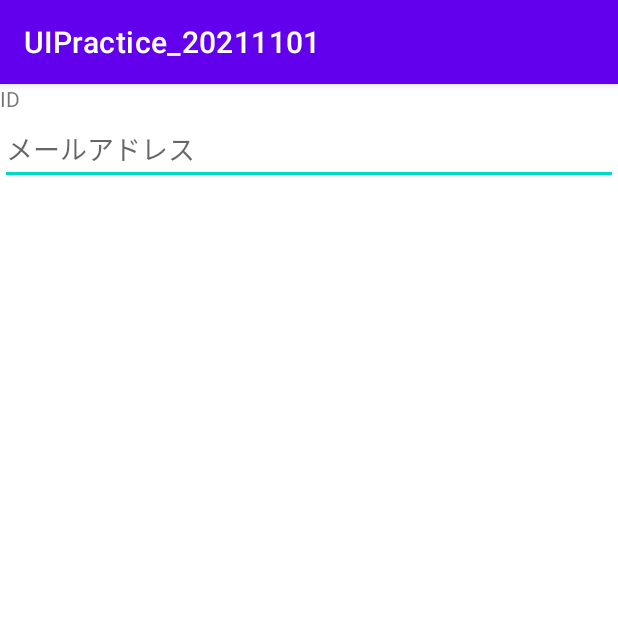
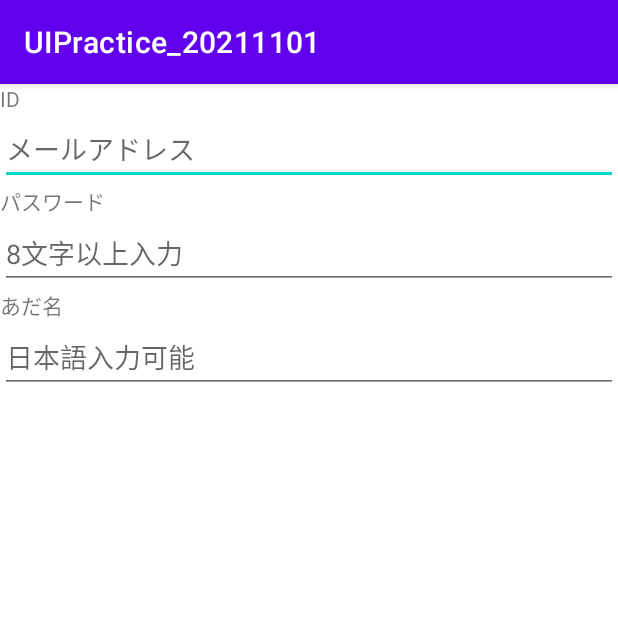
Before and after one commit to clearsky77/UIPractice_20211101, an Android app: the screen it shows after launch (MainActivity), on a phone screen of 412 x 824 dp, the top half of it. Run offline under Robolectric (Android 15) with nearby library versions, the phone set to English and light mode, and no system bars.

Commit message:
パスワード/あだ名入力  - input type : password関連  - singleLine : 一行だけ許可

```diff
--- a/app/src/main/res/layout/activity_main.xml
+++ b/app/src/main/res/layout/activity_main.xml
@@ -17,5 +17,23 @@
         android:layout_height="wrap_content"
         android:hint="メールアドレス"
         android:inputType="textEmailAddress"/>
+    <TextView
+        android:layout_width="wrap_content"
+        android:layout_height="wrap_content"
+        android:text="パスワード"/>
+    <EditText
+        android:layout_width="match_parent"
+        android:layout_height="wrap_content"
+        android:hint="8文字以上入力"
+        android:inputType="textPassword"/>
+    <TextView
+        android:layout_width="wrap_content"
+        android:layout_height="wrap_content"
+        android:text="あだ名"/>
+    <EditText
+        android:layout_width="match_parent"
+        android:layout_height="wrap_content"
+        android:singleLine="true"
+        android:hint="日本語入力可能"/>
 
 </LinearLayout>
```
